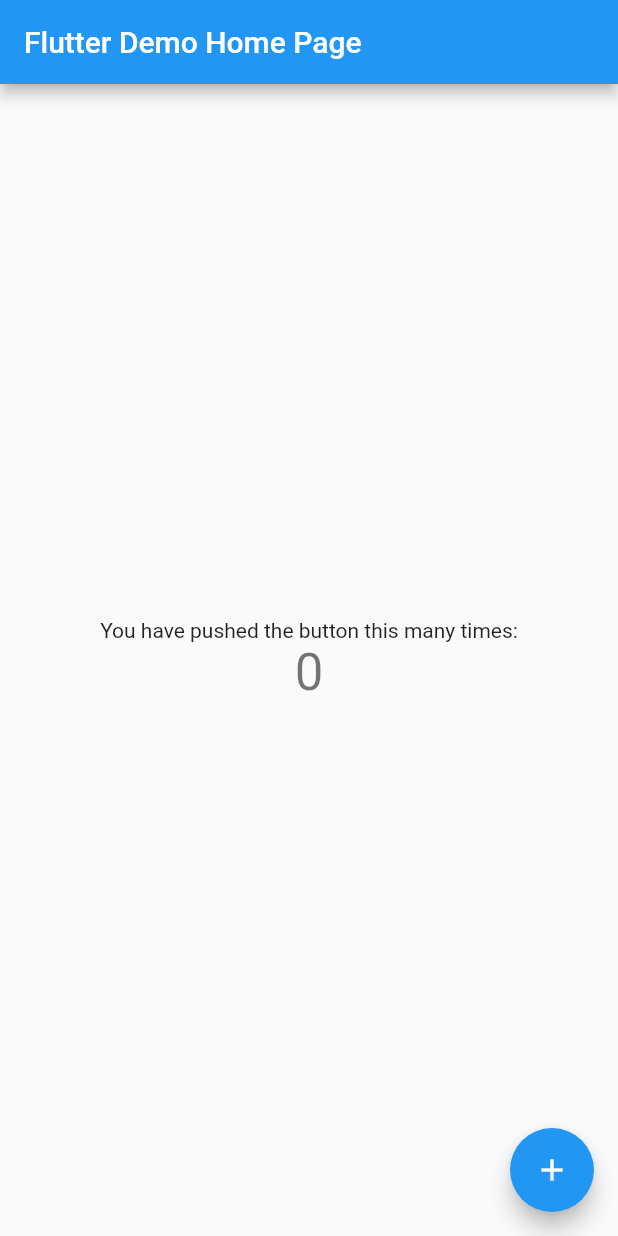
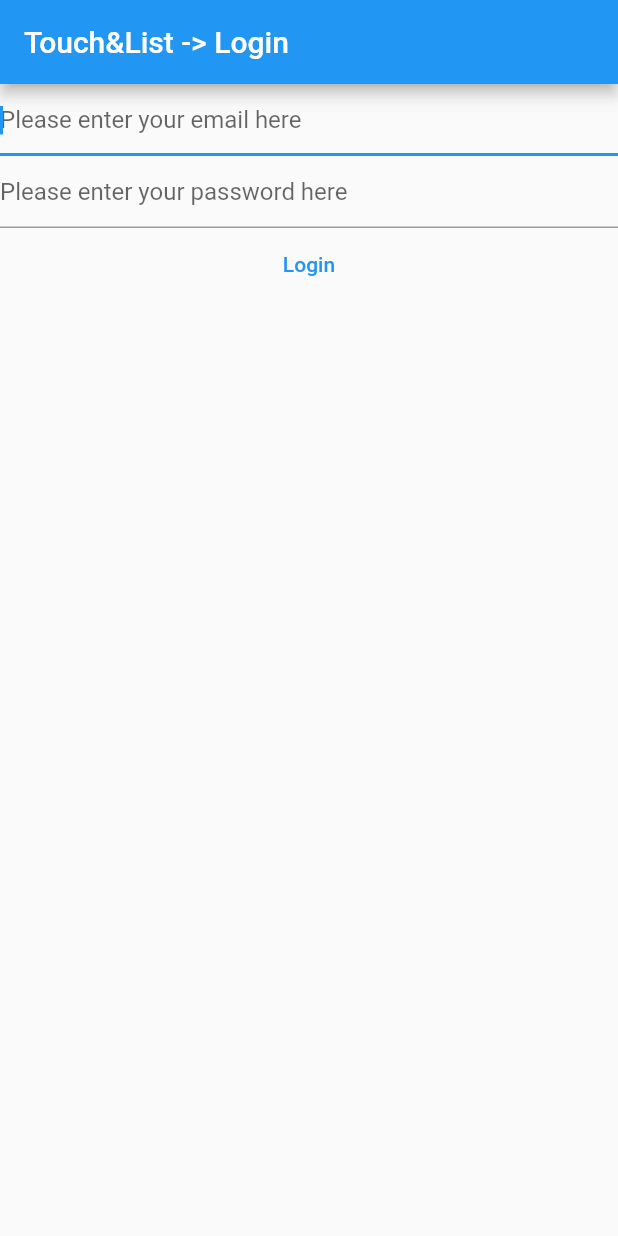
Before and after one commit to jrodriguezh/ToDoList-FlutterApplication, a Flutter app: the screen it shows after launch, on a phone screen of 412 x 824 dp. Run offline on Flutter 3.47's test engine with Material 2 defaults, Android fonts, the phone set to English and light mode, and no system bars; our stand-ins replace firebase_auth, firebase_core; accounts and stored records are empty.

Commit message:
Login and Registry Vist Upload

```diff
--- a/lib/main.dart
+++ b/lib/main.dart
@@ -1,115 +1,51 @@
+import 'package:firebase_auth/firebase_auth.dart';
+import 'package:firebase_core/firebase_core.dart';
 import 'package:flutter/material.dart';
+import 'package:touchandlist/views/login_view.dart';
+
+import 'firebase_options.dart';
 
 void main() {
-  runApp(const MyApp());
+  WidgetsFlutterBinding.ensureInitialized();
+  runApp(
+    MaterialApp(
+      title: 'Flutter Demo',
+      theme: ThemeData(
+        primarySwatch: Colors.blue,
+      ),
+      home: const LoginView(),
+    ),
+  );
 }
 
-class MyApp extends StatelessWidget {
-  const MyApp({Key? key}) : super(key: key);
+class HomePage extends StatelessWidget {
+  const HomePage({Key? key}) : super(key: key);
 
-  // This widget is the root of your application.
   @override
   Widget build(BuildContext context) {
-    return MaterialApp(
-      title: 'Flutter Demo',
-      theme: ThemeData(
-        // This is the theme of your application.
-        //
-        // Try running your application with "flutter run". You'll see the
-        // application has a blue toolbar. Then, without quitting the app, try
-        // changing the primarySwatch below to Colors.green and then invoke
-        // "hot reload" (press "r" in the console where you ran "flutter run",
-        // or simply save your changes to "hot reload" in a Flutter IDE).
-        // Notice that the counter didn't reset back to zero; the application
-        // is not restarted.
-        primarySwatch: Colors.blue,
+    return Scaffold(
+      appBar: AppBar(
+        title: const Text("Home"),
       ),
-      home: const MyHomePage(title: 'Flutter Demo Home Page'),
+      body: FutureBuilder(
+        future: Firebase.initializeApp(
+          options: DefaultFirebaseOptions.currentPlatform,
+        ),
+        builder: (context, snapshot) {
+          switch (snapshot.connectionState) {
+            case ConnectionState.done:
+              final user = FirebaseAuth.instance.currentUser;
+              if (user?.emailVerified ?? false) {
+                print("You are a verified user");
+              } else {
+                print("You need to verify your email first");
+              }
+              return const Text("Done");
+            default:
+              return const Text("Loading...");
+          }
+        },
+      ),
     );
   }
 }
-
-class MyHomePage extends StatefulWidget {
-  const MyHomePage({Key? key, required this.title}) : super(key: key);
-
-  // This widget is the home page of your application. It is stateful, meaning
-  // that it has a State object (defined below) that contains fields that affect
-  // how it looks.
-
-  // This class is the configuration for the state. It holds the values (in this
-  // case the title) provided by the parent (in this case the App widget) and
-  // used by the build method of the State. Fields in a Widget subclass are
-  // always marked "final".
-
-  final String title;
-
-  @override
-  State<MyHomePage> createState() => _MyHomePageState();
-}
-
-class _MyHomePageState extends State<MyHomePage> {
-  int _counter = 0;
-
-  void _incrementCounter() {
-    setState(() {
-      // This call to setState tells the Flutter framework that something has
-      // changed in this State, which causes it to rerun the build method below
-      // so that the display can reflect the updated values. If we changed
-      // _counter without calling setState(), then the build method would not be
-      // called again, and so nothing would appear to happen.
-      _counter++;
-    });
-  }
-
-  @override
-  Widget build(BuildContext context) {
-    // This method is rerun every time setState is called, for instance as done
-    // by the _incrementCounter method above.
-    //
-    // The Flutter framework has been optimized to make rerunning build methods
-    // fast, so that you can just rebuild anything that needs updating rather
-    // than having to individually change instances of widgets.
-    return Scaffold(
-      appBar: AppBar(
-        // Here we take the value from the MyHomePage object that was created by
-        // the App.build method, and use it to set our appbar title.
-        title: Text(widget.title),
-      ),
-      body: Center(
-        // Center is a layout widget. It takes a single child and positions it
-        // in the middle of the parent.
-        child: Column(
-          // Column is also a layout widget. It takes a list of children and
-          // arranges them vertically. By default, it sizes itself to fit its
-          // children horizontally, and tries to be as tall as its parent.
-          //
-          // Invoke "debug painting" (press "p" in the console, choose the
-          // "Toggle Debug Paint" action from the Flutter Inspector in Android
-          // Studio, or the "Toggle Debug Paint" command in Visual Studio Code)
-          // to see the wireframe for each widget.
-          //
-          // Column has various properties to control how it sizes itself and
-          // how it positions its children. Here we use mainAxisAlignment to
-          // center the children vertically; the main axis here is the vertical
-          // axis because Columns are vertical (the cross axis would be
-          // horizontal).
-          mainAxisAlignment: MainAxisAlignment.center,
-          children: <Widget>[
-            const Text(
-              'You have pushed the button this many times:',
-            ),
-            Text(
-              '$_counter',
-              style: Theme.of(context).textTheme.headline4,
-            ),
-          ],
-        ),
-      ),
-      floatingActionButton: FloatingActionButton(
-        onPressed: _incrementCounter,
-        tooltip: 'Increment',
-        child: const Icon(Icons.add),
-      ), // This trailing comma makes auto-formatting nicer for build methods.
-    );
-  }
-}
--- /dev/null
+++ b/lib/views/login_view.dart
@@ -0,0 +1,100 @@
+import 'package:firebase_auth/firebase_auth.dart';
+import 'package:firebase_core/firebase_core.dart';
+import 'package:flutter/material.dart';
+
+import '../firebase_options.dart';
+
+class LoginView extends StatefulWidget {
+  const LoginView({Key? key}) : super(key: key);
+
+  @override
+  State<LoginView> createState() => _LoginViewState();
+}
+
+class _LoginViewState extends State<LoginView> {
+  late final TextEditingController _email;
+  late final TextEditingController _password;
+
+  @override
+  void initState() {
+    _email = TextEditingController();
+    _password = TextEditingController(); // TODO: implement initState
+    super.initState();
+  }
+
+  @override
+  void dispose() {
+    _email.dispose();
+    _password.dispose(); // TODO: implement dispose
+    super.dispose();
+  }
+
+  @override
+  Widget build(BuildContext context) {
+    return Scaffold(
+      appBar: AppBar(
+        title: const Text("Touch&List -> Login"),
+      ),
+      body: FutureBuilder(
+        future: Firebase.initializeApp(
+          options: DefaultFirebaseOptions.currentPlatform,
+        ),
+        builder: (context, snapshot) {
+          switch (snapshot.connectionState) {
+            case ConnectionState.done:
+              return Column(
+                children: [
+                  TextField(
+                    controller: _email,
+                    autocorrect: false,
+                    enableSuggestions: false,
+                    keyboardType: TextInputType.emailAddress,
+                    decoration: const InputDecoration(
+                        hintText: "Please enter your email here"),
+                    autofocus: true,
+                  ),
+                  TextField(
+                    controller: _password,
+                    autocorrect: false,
+                    enableSuggestions: false,
+                    obscureText: true,
+                    decoration: const InputDecoration(
+                      hintText: "Please enter your password here",
+                    ),
+                  ),
+                  TextButton(
+                    onPressed: () async {
+                      final email = _email.text;
+                      final password = _password.text;
+
+                      try {
+                        final userCredential = await FirebaseAuth.instance
+                            .signInWithEmailAndPassword(
+                                email: email, password: password);
+                        print(userCredential);
+                      } on FirebaseAuthException catch (e) {
+                        if (e.code == "user-not-found") {
+                          print("User not found");
+                        } else if (e.code == "wrong-password") {
+                          print("Wrong password");
+                        } else if (e.code == "invalid-email") {
+                          print("invalid email entered");
+                        }
+                      } catch (e) {
+                        print("Something bad happened");
+                        print(e.runtimeType);
+                        print(e);
+                      }
+                    },
+                    child: const Text("Login"),
+                  ),
+                ],
+              );
+            default:
+              return const Text("Loading...");
+          }
+        },
+      ),
+    );
+  }
+}
--- /dev/null
+++ b/lib/views/register_view.dart
@@ -0,0 +1,96 @@
+import 'package:firebase_auth/firebase_auth.dart';
+import 'package:firebase_core/firebase_core.dart';
+import 'package:flutter/material.dart';
+
+import '../firebase_options.dart';
+
+class RegisterView extends StatefulWidget {
+  const RegisterView({Key? key}) : super(key: key);
+
+  @override
+  State<RegisterView> createState() => _RegisterViewState();
+}
+
+class _RegisterViewState extends State<RegisterView> {
+  late final TextEditingController _email;
+  late final TextEditingController _password;
+
+  @override
+  void initState() {
+    _email = TextEditingController();
+    _password = TextEditingController(); // TODO: implement initState
+    super.initState();
+  }
+
+  @override
+  void dispose() {
+    _email.dispose();
+    _password.dispose(); // TODO: implement dispose
+    super.dispose();
+  }
+
+  @override
+  Widget build(BuildContext context) {
+    return Scaffold(
+      appBar: AppBar(
+        title: const Text("Touch&List -> Register"),
+      ),
+      body: FutureBuilder(
+        future: Firebase.initializeApp(
+          options: DefaultFirebaseOptions.currentPlatform,
+        ),
+        builder: (context, snapshot) {
+          switch (snapshot.connectionState) {
+            case ConnectionState.done:
+              return Column(
+                children: [
+                  TextField(
+                    controller: _email,
+                    autocorrect: false,
+                    enableSuggestions: false,
+                    keyboardType: TextInputType.emailAddress,
+                    decoration: const InputDecoration(
+                        hintText: "Please enter your email here"),
+                    autofocus: true,
+                  ),
+                  TextField(
+                    controller: _password,
+                    autocorrect: false,
+                    enableSuggestions: false,
+                    obscureText: true,
+                    decoration: const InputDecoration(
+                      hintText: "Please enter your password here",
+                    ),
+                  ),
+                  TextButton(
+                    onPressed: () async {
+                      final email = _email.text;
+                      final password = _password.text;
+
+                      try {
+                        final userCredential = await FirebaseAuth.instance
+                            .createUserWithEmailAndPassword(
+                                email: email, password: password);
+                        print(userCredential);
+                      } on FirebaseAuthException catch (e) {
+                        if (e.code == "weak-password") {
+                          print("Password need at least 6 letters");
+                        } else if (e.code == "email-already-in-use") {
+                          print("Email already in use");
+                        } else if (e.code == "invalid-email") {
+                          print("invalid email entered");
+                        }
+                      }
+                    },
+                    child: const Text("Register"),
+                  ),
+                ],
+              );
+            default:
+              return const Text("Loading...");
+          }
+        },
+      ),
+    );
+  }
+}
```
Also changed, not shown: lib/firebase_options.dart (added).
